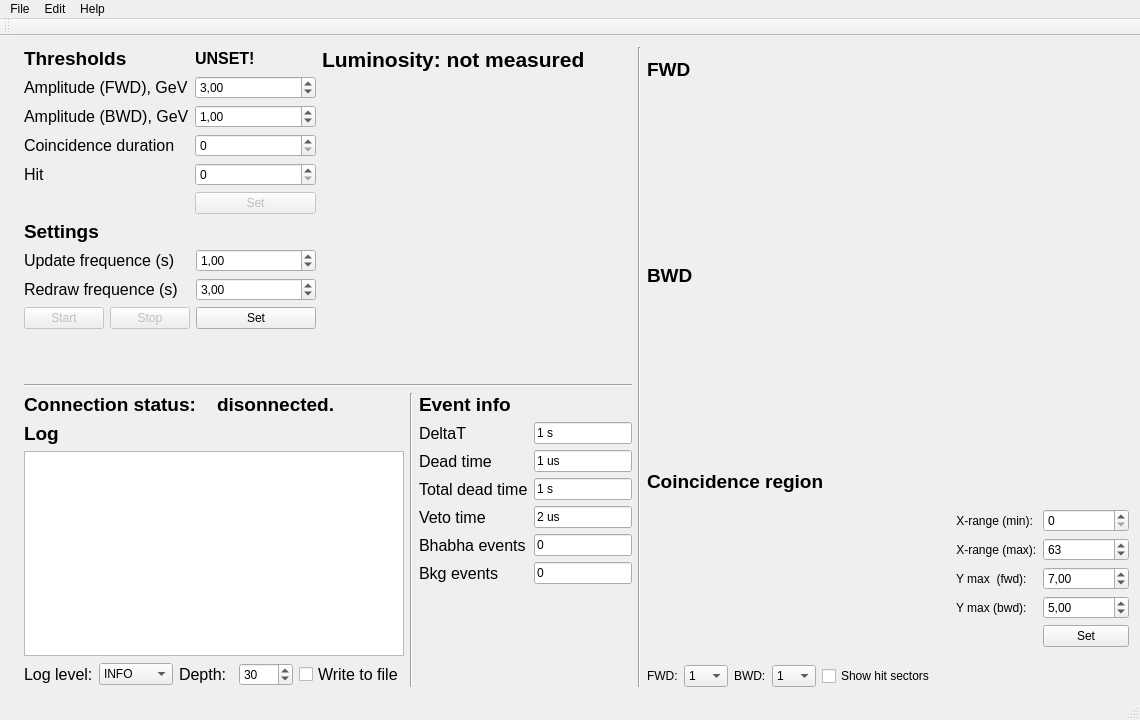
DaryaShirokova/LOM, file LOM/forms/LOMView.ui: the form before one commit.
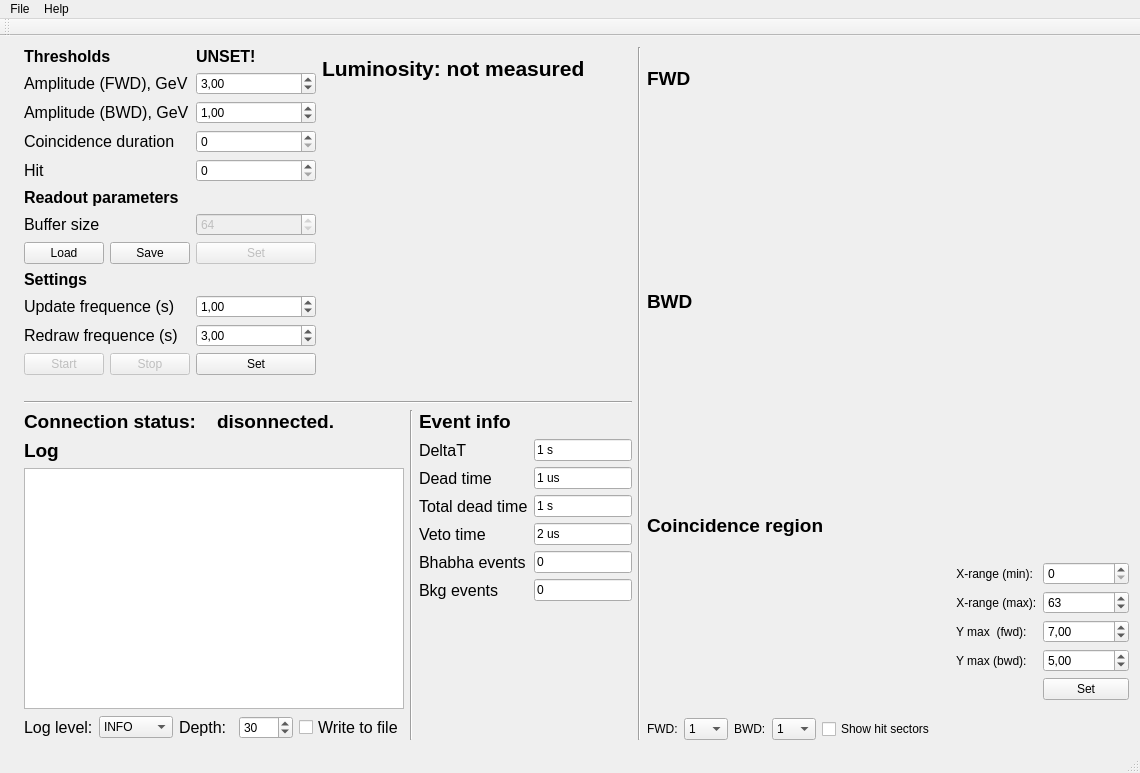
The form after the commit. Custom widgets are drawn as their Qt base class.

Commit message: Application preferences: save, edit, load from file.

Diff of the .ui file:
```diff
--- a/LOM/forms/LOMView.ui
+++ b/LOM/forms/LOMView.ui
@@ -7,7 +7,7 @@
     <x>0</x>
     <y>0</y>
     <width>1140</width>
-    <height>720</height>
+    <height>773</height>
    </rect>
   </property>
   <property name="minimumSize">
@@ -26,7 +26,7 @@
    <locale language="Estonian" country="Estonia"/>
   </property>
   <widget class="QWidget" name="centralWidget">
-   <layout class="QHBoxLayout" name="horizontalLayout_11">
+   <layout class="QHBoxLayout" name="horizontalLayout_12">
     <item>
      <widget class="QLabel" name="label_4">
       <property name="text">
@@ -51,7 +51,7 @@
                <widget class="QLabel" name="label">
                 <property name="font">
                  <font>
-                  <pointsize>14</pointsize>
+                  <pointsize>12</pointsize>
                   <weight>75</weight>
                   <bold>true</bold>
                  </font>
@@ -61,6 +61,20 @@
                 </property>
                </widget>
               </item>
+              <item row="0" column="1">
+               <widget class="QLabel" name="thresholdStatusLabel">
+                <property name="font">
+                 <font>
+                  <pointsize>12</pointsize>
+                  <weight>75</weight>
+                  <bold>true</bold>
+                 </font>
+                </property>
+                <property name="text">
+                 <string>UNSET!</string>
+                </property>
+               </widget>
+              </item>
               <item row="1" column="0">
                <widget class="QLabel" name="thresholdFELabel">
                 <property name="font">
@@ -149,7 +163,46 @@
                 </property>
                </widget>
               </item>
-              <item row="5" column="1">
+              <item row="5" column="0">
+               <widget class="QLabel" name="label_15">
+                <property name="font">
+                 <font>
+                  <pointsize>12</pointsize>
+                  <weight>75</weight>
+                  <bold>true</bold>
+                 </font>
+                </property>
+                <property name="text">
+                 <string>Readout parameters</string>
+                </property>
+               </widget>
+              </item>
+              <item row="6" column="0">
+               <widget class="QLabel" name="label_14">
+                <property name="font">
+                 <font>
+                  <pointsize>12</pointsize>
+                 </font>
+                </property>
+                <property name="text">
+                 <string>Buffer size</string>
+                </property>
+               </widget>
+              </item>
+              <item row="6" column="1">
+               <widget class="QSpinBox" name="sbBufferSize">
+                <property name="enabled">
+                 <bool>false</bool>
+                </property>
+                <property name="maximum">
+                 <number>2048</number>
+                </property>
+                <property name="value">
+                 <number>64</number>
+                </property>
+               </widget>
+              </item>
+              <item row="7" column="1">
                <widget class="QPushButton" name="pushButtonSetThresholds">
                 <property name="enabled">
                  <bool>false</bool>
@@ -159,19 +212,23 @@
                 </property>
                </widget>
               </item>
-              <item row="0" column="1">
-               <widget class="QLabel" name="thresholdStatusLabel">
-                <property name="font">
-                 <font>
-                  <pointsize>12</pointsize>
-                  <weight>75</weight>
-                  <bold>true</bold>
-                 </font>
-                </property>
-                <property name="text">
-                 <string>UNSET!</string>
-                </property>
-               </widget>
+              <item row="7" column="0">
+               <layout class="QHBoxLayout" name="horizontalLayout_11">
+                <item>
+                 <widget class="QPushButton" name="pushButton">
+                  <property name="text">
+                   <string>Load</string>
+                  </property>
+                 </widget>
+                </item>
+                <item>
+                 <widget class="QPushButton" name="pushButton_2">
+                  <property name="text">
+                   <string>Save</string>
+                  </property>
+                 </widget>
+                </item>
+               </layout>
               </item>
              </layout>
             </item>
@@ -181,7 +238,7 @@
                <widget class="QLabel" name="label_3">
                 <property name="font">
                  <font>
-                  <pointsize>14</pointsize>
+                  <pointsize>12</pointsize>
                   <weight>75</weight>
                   <bold>true</bold>
                  </font>
@@ -798,7 +855,7 @@
             <item row="0" column="1">
              <widget class="QSpinBox" name="xMinSpinBox">
               <property name="maximum">
-               <number>100</number>
+               <number>2048</number>
               </property>
              </widget>
             </item>
@@ -812,7 +869,7 @@
             <item row="1" column="1">
              <widget class="QSpinBox" name="xMaxSpinBox">
               <property name="maximum">
-               <number>100</number>
+               <number>2048</number>
               </property>
               <property name="value">
                <number>63</number>
@@ -1105,18 +1162,14 @@
      <string>File</string>
     </property>
    </widget>
-   <widget class="QMenu" name="menuEdit">
-    <property name="title">
-     <string>Edit</string>
-    </property>
-   </widget>
    <widget class="QMenu" name="menuHelp">
     <property name="title">
      <string>Help</string>
     </property>
+    <addaction name="actionGetting_started"/>
+    <addaction name="actionAbout"/>
    </widget>
    <addaction name="menuFile"/>
-   <addaction name="menuEdit"/>
    <addaction name="menuHelp"/>
   </widget>
   <widget class="QToolBar" name="mainToolBar">
@@ -1128,6 +1181,41 @@
    </attribute>
   </widget>
   <widget class="QStatusBar" name="statusBar"/>
+  <action name="actionOpen_configuration">
+   <property name="text">
+    <string>Open configuration</string>
+   </property>
+  </action>
+  <action name="actionEdit_configurations">
+   <property name="text">
+    <string>Edit configurations</string>
+   </property>
+  </action>
+  <action name="actionNetwork_settings">
+   <property name="text">
+    <string>Network settings</string>
+   </property>
+  </action>
+  <action name="actionNetwork_settings_2">
+   <property name="text">
+    <string>Network settings</string>
+   </property>
+  </action>
+  <action name="actionExit">
+   <property name="text">
+    <string>Exit</string>
+   </property>
+  </action>
+  <action name="actionGetting_started">
+   <property name="text">
+    <string>Getting started</string>
+   </property>
+  </action>
+  <action name="actionAbout">
+   <property name="text">
+    <string>About</string>
+   </property>
+  </action>
  </widget>
  <layoutdefault spacing="6" margin="11"/>
  <customwidgets>
```
Left out of the diff: 32 changed lines with no effect on the pictures. The commit also changes 16 other files.
